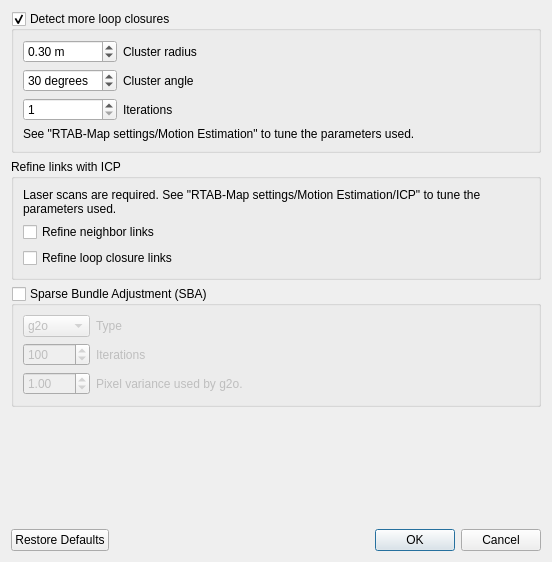
Old version of the form guilib/src/ui/postProcessingDialog.ui in the repository introlab/rtabmap.
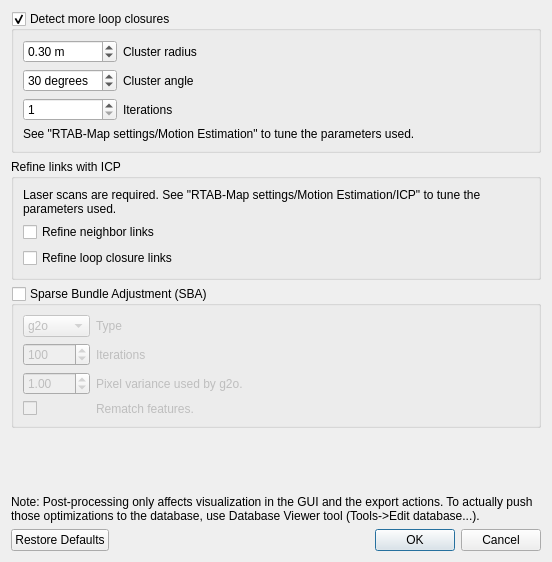
New version of the form. Icons and pictures are not drawn.

Commit message: Removed Optimizer:computeBACorrespondences() duplicated 3d points (more than 2 frames can reference a 3D point), added option to rematch features. Bundler: added more options to export dialog, fixed inverted colors.

Diff of the .ui file:
```diff
--- a/guilib/src/ui/postProcessingDialog.ui
+++ b/guilib/src/ui/postProcessingDialog.ui
@@ -260,6 +260,23 @@
           </item>
          </widget>
         </item>
+        <item row="3" column="1">
+         <widget class="QLabel" name="label_variance_2">
+          <property name="text">
+           <string>Rematch features.</string>
+          </property>
+          <property name="wordWrap">
+           <bool>true</bool>
+          </property>
+         </widget>
+        </item>
+        <item row="3" column="0">
+         <widget class="QCheckBox" name="sba_rematchFeatures">
+          <property name="text">
+           <string/>
+          </property>
+         </widget>
+        </item>
        </layout>
       </item>
      </layout>
@@ -278,6 +295,16 @@
      </property>
     </spacer>
    </item>
+   <item>
+    <widget class="QLabel" name="label_4">
+     <property name="text">
+      <string>Note: Post-processing only affects visualization in the GUI and the export actions. To actually push those optimizations to the database, use Database Viewer tool (Tools-&gt;Edit database...).</string>
+     </property>
+     <property name="wordWrap">
+      <bool>true</bool>
+     </property>
+    </widget>
+   </item>
    <item>
     <widget class="QDialogButtonBox" name="buttonBox">
      <property name="orientation">
```
The commit also changes 11 other files.
